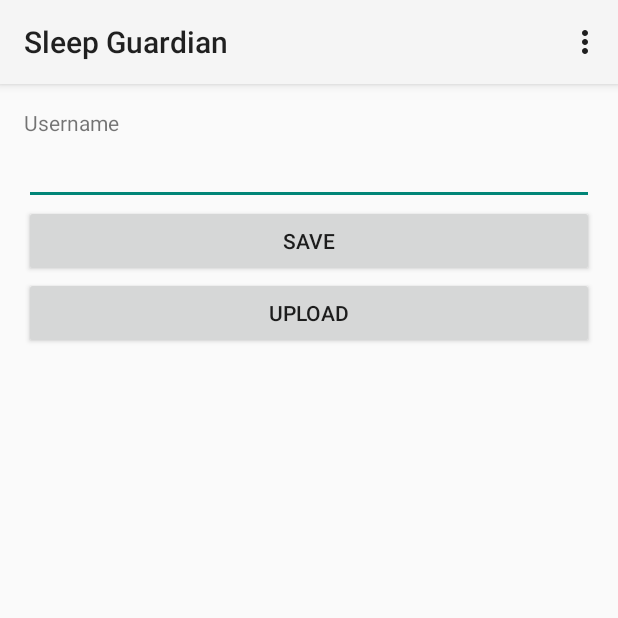
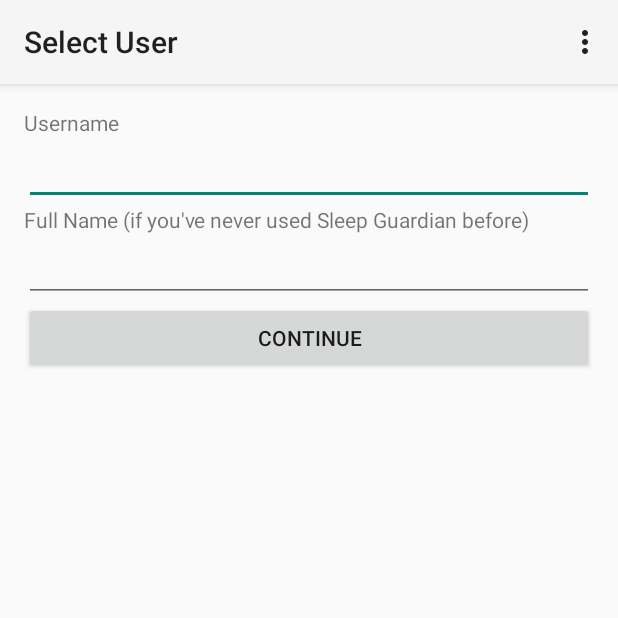
Before and after one commit to lucky-bai/HTN2015, an Android app: the screen it shows after launch (MainActivity before the commit, SelectUserActivity after it), on a phone screen of 412 x 824 dp, the top half of it. Run offline under Robolectric (Android 15) with nearby library versions, the phone set to English and light mode, and no system bars; our stand-ins replace Volley.

Commit message:
Add multiple screens - must sign in before upload

```diff
--- a/SleepGuardian/app/src/main/java/co/sleepguardian/sleepguardian/MainActivity.java
+++ b/SleepGuardian/app/src/main/java/co/sleepguardian/sleepguardian/MainActivity.java
@@ -1,137 +1,30 @@
 package co.sleepguardian.sleepguardian;
 
 import android.app.Activity;
-import android.content.Context;
+import android.content.Intent;
 import android.content.SharedPreferences;
 import android.os.Bundle;
 import android.view.Menu;
 import android.view.MenuItem;
-import android.app.usage.UsageStatsManager;
-import android.app.usage.UsageEvents;
-import android.app.usage.UsageEvents.Event;
-import android.view.View;
-import android.widget.Button;
-import android.widget.TextView;
-import android.widget.Toast;
-
-import com.android.volley.Request;
-import com.android.volley.Response;
-import com.android.volley.VolleyError;
-import com.android.volley.toolbox.JsonObjectRequest;
-import com.android.volley.toolbox.Volley;
-
-import org.json.JSONArray;
-import org.json.JSONException;
-import org.json.JSONObject;
-
-import java.util.Calendar;
 
 public class MainActivity extends Activity {
-
-    public static final String PREFS_NAME = "SleepGuardianPrefs";
-    public static final String USERNAME_PREF_KEY = "username";
-    public static final String UPLOADED_UNTIL_KEY = "uploaded_until";
-
-    public static final String HOST = "http://www.sleepguardian.co";
-    public static final String USER = "user";
-    public static final String TIMESTAMPS = "timestamps";
 
     @Override
     protected void onCreate(Bundle savedInstanceState) {
         super.onCreate(savedInstanceState);
         setContentView(R.layout.activity_main);
-        final SharedPreferences settings = getSharedPreferences(PREFS_NAME, 0);
+        final SharedPreferences settings = getSharedPreferences(Common.PREFS_NAME, 0);
+        String username = settings.getString(Common.USERNAME_PREF_KEY, "");
 
-        final TextView userNameTextView = (TextView) findViewById(R.id.username_edittext);
-        final Button saveUserNameButton = (Button) findViewById(R.id.save_username);
-        final Button uploadButton = (Button) findViewById(R.id.upload);
-
-        userNameTextView.setText(settings.getString(USERNAME_PREF_KEY, ""));
-
-        saveUserNameButton.setOnClickListener(new View.OnClickListener() {
-            public void onClick(View v) {
-                String username = userNameTextView.getText().toString();
-
-                SharedPreferences.Editor editor = settings.edit();
-                editor.putString(USERNAME_PREF_KEY, username);
-                editor.apply();
-                makeToast("Username " + username + " saved!");
-            }
-        });
-
-        uploadButton.setOnClickListener(new View.OnClickListener() {
-            SharedPreferences settings = getSharedPreferences(PREFS_NAME, 0);
-            String username = settings.getString(USERNAME_PREF_KEY, "");
-            public void onClick(View v) {
-                if (username.equals("")) {
-                    makeToast("You must enter a username before uploading!");
-                    return;
-                }
-
-                Calendar calendar = Calendar.getInstance();
-                long currentTimestamp = calendar.getTimeInMillis();
-                long uploadedUntil = settings.getLong(UPLOADED_UNTIL_KEY, 0);
-                JSONArray events = getArrayAsJson(uploadedUntil, currentTimestamp);
-                upload(username, events);
-
-                // Update uploadedUntil so next time we don't upload duplicate data
-                SharedPreferences.Editor editor = settings.edit();
-                editor.putLong(UPLOADED_UNTIL_KEY, currentTimestamp);
-                editor.apply();
-            }
-        });
+        Intent intent;
+        if (username.equals("")) {
+            intent = new Intent(this, SelectUserActivity.class);
+        } else {
+            intent = new Intent(this, UploadActivity.class);
+        }
+        startActivity(intent);
+        finish();
     }
-
-    public void makeToast(CharSequence text) {
-        Context context = getApplicationContext();
-        int duration = Toast.LENGTH_SHORT;
-
-        Toast toast = Toast.makeText(context, text, duration);
-        toast.show();
-    }
-
-    private JSONArray getArrayAsJson(long uploadedUntil, long currentTimestamp) {
-        UsageStatsManager userStatsManager = (UsageStatsManager) MainActivity.this.getSystemService(Context.USAGE_STATS_SERVICE);
-        UsageEvents usageEvents = userStatsManager.queryEvents(uploadedUntil, currentTimestamp);
-        JSONArray jsonEvents = new JSONArray();
-        while (usageEvents.hasNextEvent()) {
-            Event event = new Event();
-            usageEvents.getNextEvent(event);
-            int eventType = event.getEventType();
-            long eventTimestamp = event.getTimeStamp() / 1000;
-            JSONObject jsonEvent = new JSONObject();
-            try {
-                jsonEvent.put("source", "android");
-                jsonEvent.put("timestamp", eventTimestamp);
-                jsonEvent.put("subject", event.getClassName());
-                jsonEvent.put("event_type", eventType);
-            } catch (JSONException e) {
-                System.err.println("JSONException: " + e.getMessage());
-            }
-            jsonEvents.put(jsonEvent);
-        }
-        return jsonEvents;
-    }
-
-    private void upload(String username, JSONArray events) {
-        String apiUrl = HOST + "/" + USER + "/" + username + "/" + TIMESTAMPS;
-        JsonObjectRequest jsObjRequest = new JsonObjectRequest
-                (Request.Method.POST, apiUrl, events.toString(), new Response.Listener<JSONObject>() {
-                    @Override
-                    public void onResponse(JSONObject response) {
-                        System.out.println(response.toString());
-                        makeToast("Uploaded successfully to server!");
-                    }
-                }, new Response.ErrorListener() {
-
-                    @Override
-                    public void onErrorResponse(VolleyError error) {
-                        System.out.println(error.getMessage());
-                    }
-                });
-        Volley.newRequestQueue(this).add(jsObjRequest);
-    }
-
 
     @Override
     public boolean onCreateOptionsMenu(Menu menu) {
--- /dev/null
+++ b/SleepGuardian/app/src/main/java/co/sleepguardian/sleepguardian/SelectUserActivity.java
@@ -0,0 +1,111 @@
+package co.sleepguardian.sleepguardian;
+
+import android.app.Activity;
+import android.content.Intent;
+import android.content.SharedPreferences;
+import android.os.Bundle;
+import android.view.Menu;
+import android.view.MenuItem;
+import android.view.View;
+import android.widget.Button;
+import android.widget.TextView;
+
+import com.android.volley.Request;
+import com.android.volley.Response;
+import com.android.volley.VolleyError;
+import com.android.volley.toolbox.JsonObjectRequest;
+import com.android.volley.toolbox.Volley;
+
+import org.json.JSONArray;
+import org.json.JSONObject;
+
+public class SelectUserActivity extends Activity {
+
+    @Override
+    protected void onCreate(Bundle savedInstanceState) {
+        super.onCreate(savedInstanceState);
+        setContentView(R.layout.activity_select_user);
+        setTitle("Select User");
+
+        final SharedPreferences settings = getSharedPreferences(Common.PREFS_NAME, 0);
+
+        final TextView userNameTextView = (TextView) findViewById(R.id.username_edittext);
+        final TextView fullNameTextView = (TextView) findViewById(R.id.fullname_edittext);
+        final Button saveUserNameButton = (Button) findViewById(R.id.save_username);
+
+        saveUserNameButton.setOnClickListener(new View.OnClickListener() {
+            public void onClick(View v) {
+                String username = userNameTextView.getText().toString();
+                if (username.equals("")) {
+                    Common.makeToast(getApplicationContext(), "You must enter a username.");
+                    return;
+                }
+
+                String fullName = fullNameTextView.getText().toString();
+                signUpOrSignIn(username, fullName);
+
+                SharedPreferences.Editor editor = settings.edit();
+                editor.putString(Common.USERNAME_PREF_KEY, username);
+                editor.apply();
+                Common.makeToast(getApplicationContext(), "Username " + username + " saved!");
+
+                goToUploadActivity();
+            }
+        });
+    }
+
+    private void signUpOrSignIn(String username, final String fullName) {
+        String apiUrl = Common.HOST;
+        JSONObject userInfo = new JSONObject();
+        try {
+            userInfo.put("username", username);
+            userInfo.put("full_name", fullName);
+        } catch(Exception e) {
+
+        }
+
+        JsonObjectRequest jsObjRequest = new JsonObjectRequest
+                (Request.Method.POST, apiUrl, userInfo.toString(), new Response.Listener<JSONObject>() {
+                    @Override
+                    public void onResponse(JSONObject response) {
+                        System.out.println(response.toString());
+                        Common.makeToast(getApplicationContext(), "Welcome " + fullName + "!");
+                    }
+                }, new Response.ErrorListener() {
+
+                    @Override
+                    public void onErrorResponse(VolleyError error) {
+                        System.out.println(error.getMessage());
+                    }
+                });
+        Volley.newRequestQueue(this).add(jsObjRequest);
+    }
+
+    private void goToUploadActivity() {
+        Intent intent = new Intent(this, UploadActivity.class);
+        startActivity(intent);
+        finish();
+    }
+
+    @Override
+    public boolean onCreateOptionsMenu(Menu menu) {
+        // Inflate the menu; this adds items to the action bar if it is present.
+        getMenuInflater().inflate(R.menu.menu_select_user, menu);
+        return true;
+    }
+
+    @Override
+    public boolean onOptionsItemSelected(MenuItem item) {
+        // Handle action bar item clicks here. The action bar will
+        // automatically handle clicks on the Home/Up button, so long
+        // as you specify a parent activity in AndroidManifest.xml.
+        int id = item.getItemId();
+
+        //noinspection SimplifiableIfStatement
+        if (id == R.id.action_settings) {
+            return true;
+        }
+
+        return super.onOptionsItemSelected(item);
+    }
+}
--- a/SleepGuardian/app/src/main/res/layout/activity_main.xml
+++ b/SleepGuardian/app/src/main/res/layout/activity_main.xml
@@ -6,25 +6,4 @@
     android:paddingTop="@dimen/activity_vertical_margin"
     android:paddingBottom="@dimen/activity_vertical_margin" tools:context=".MainActivity">
 
-    <TextView android:text="@string/username_hint"
-        android:layout_width="fill_parent"
-        android:layout_height="wrap_content" />
-
-    <EditText
-        android:id="@+id/username_edittext"
-        android:layout_width="fill_parent"
-        android:layout_height="wrap_content" />
-
-    <Button
-        android:id="@+id/save_username"
-        android:layout_width="fill_parent"
-        android:layout_height="wrap_content"
-        android:text="@string/save"/>
-
-    <Button
-        android:id="@+id/upload"
-        android:layout_width="fill_parent"
-        android:layout_height="wrap_content"
-        android:text="@string/upload" />
-
 </LinearLayout>
--- /dev/null
+++ b/SleepGuardian/app/src/main/res/layout/activity_select_user.xml
@@ -0,0 +1,35 @@
+<LinearLayout xmlns:android="http://schemas.android.com/apk/res/android"
+    xmlns:tools="http://schemas.android.com/tools"
+    android:orientation="vertical"
+    android:layout_width="match_parent"
+    android:layout_height="match_parent" android:paddingLeft="@dimen/activity_horizontal_margin"
+    android:paddingRight="@dimen/activity_horizontal_margin"
+    android:paddingTop="@dimen/activity_vertical_margin"
+    android:paddingBottom="@dimen/activity_vertical_margin"
+    tools:context="co.sleepguardian.sleepguardian.SelectUserActivity">
+
+    <TextView android:text="@string/username_hint"
+        android:layout_width="fill_parent"
+        android:layout_height="wrap_content" />
+
+    <EditText
+        android:id="@+id/username_edittext"
+        android:layout_width="fill_parent"
+        android:layout_height="wrap_content" />
+
+    <TextView android:text="@string/fullname_hint"
+        android:layout_width="fill_parent"
+        android:layout_height="wrap_content" />
+
+    <EditText
+        android:id="@+id/fullname_edittext"
+        android:layout_width="fill_parent"
+        android:layout_height="wrap_content" />
+
+    <Button
+        android:id="@+id/save_username"
+        android:layout_width="fill_parent"
+        android:layout_height="wrap_content"
+        android:text="@string/save"/>
+
+</LinearLayout>
--- /dev/null
+++ b/SleepGuardian/app/src/main/res/menu/menu_select_user.xml
@@ -0,0 +1,6 @@
+<menu xmlns:android="http://schemas.android.com/apk/res/android"
+    xmlns:tools="http://schemas.android.com/tools"
+    tools:context="co.sleepguardian.sleepguardian.SelectUserActivity">
+    <item android:id="@+id/action_settings" android:title="@string/action_settings"
+        android:orderInCategory="100" android:showAsAction="never" />
+</menu>
--- /dev/null
+++ b/SleepGuardian/app/src/main/res/menu/menu_upload.xml
@@ -0,0 +1,6 @@
+<menu xmlns:android="http://schemas.android.com/apk/res/android"
+    xmlns:tools="http://schemas.android.com/tools"
+    tools:context="co.sleepguardian.sleepguardian.UploadActivity">
+    <item android:id="@+id/action_settings" android:title="@string/action_settings"
+        android:orderInCategory="100" android:showAsAction="never" />
+</menu>
--- a/SleepGuardian/app/src/main/res/values/strings.xml
+++ b/SleepGuardian/app/src/main/res/values/strings.xml
@@ -2,7 +2,12 @@
     <string name="app_name">Sleep Guardian</string>
 
     <string name="username_hint">Username</string>
-    <string name="save">Save</string>
+    <string name="fullname_hint">Full Name  (if you\'ve never used Sleep Guardian before)</string>
+    <string name="save">Continue</string>
     <string name="upload">Upload</string>
     <string name="action_settings">Settings</string>
+    <string name="title_activity_upload">UploadActivity</string>
+
+    <string name="hello_world">Hello world!</string>
+    <string name="title_activity_select_user">SelectUserActivity</string>
 </resources>
```
Also changed, not shown: SleepGuardian/app/src/main/AndroidManifest.xml (+9 -0 lines), SleepGuardian/app/src/main/java/co/sleepguardian/sleepguardian/Common.java (added, +18 -0 lines), SleepGuardian/app/src/main/java/co/sleepguardian/sleepguardian/UploadActivity.java (added, +150 -0 lines), SleepGuardian/app/src/main/res/layout/activity_upload.xml (added, +24 -0 lines).
